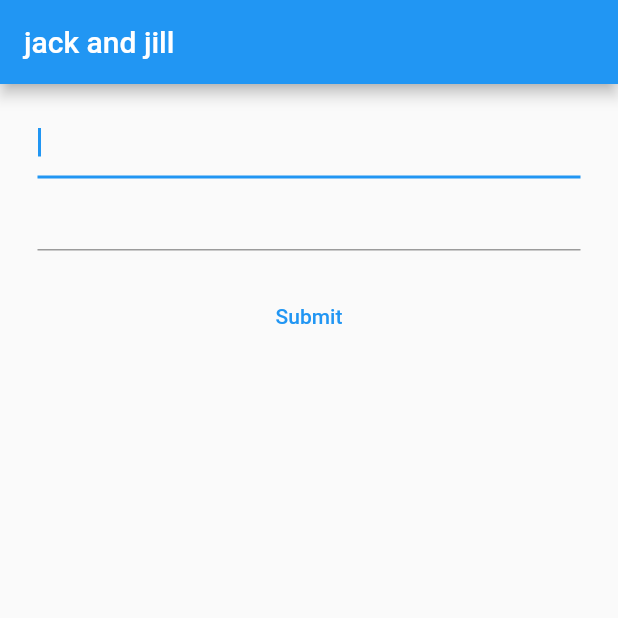
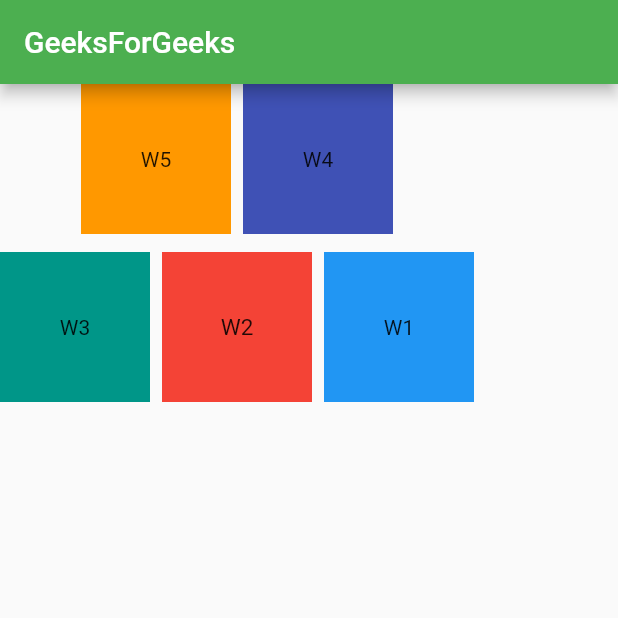
Before and after one commit to Harishnookala/notifications, a Flutter app: the screen it shows after launch, on a phone screen of 412 x 824 dp, the top half of it. Run offline on Flutter 3.47's test engine with Material 2 defaults, Android fonts, the phone set to English and light mode, and no system bars.

Commit message:
wrap and some example

```diff
--- a/lib/home.dart
+++ b/lib/home.dart
@@ -2,7 +2,6 @@ import 'package:flutter/material.dart';
 
 import 'Api/api.dart';
 import 'Model/products.dart';
-import 'main.dart';
 
 class Home extends StatefulWidget {
   const Home({Key? key}) : super(key: key);
@@ -131,10 +130,10 @@ class _HomeState extends State<Home> {
                                                     data.products![index].name);
                                               });
 
-                                              Navigator.push(
+                                           /*   Navigator.push(
                                                 context,
                                                 MaterialPageRoute(builder: (context) =>   MyHomePage()),
-                                              );
+                                              );*/
                                             },
                                             child: Container(
                                                 margin: const EdgeInsets.only(
--- a/lib/main.dart
+++ b/lib/main.dart
@@ -1,109 +1,72 @@
 import 'package:flutter/material.dart';
-import 'package:notifications/notifiers/userdetails.dart';
-import 'package:provider/provider.dart';
-import 'check.dart';
-
 void main() => runApp(const MyApp());
 
 class MyApp extends StatelessWidget {
   const MyApp({super.key});
+
   @override
   Widget build(BuildContext context) {
-    return MultiProvider(
-      providers: [
-        ChangeNotifierProvider(create: (_) => UserDetailsProvider()),
-      ],
-      child: MaterialApp(
+    return  MaterialApp(
+        title: "GFG",
+        theme:  ThemeData(
+            primarySwatch: Colors.green
+        ),
         debugShowCheckedModeBanner: false,
-        home: MyHomePage(),
-      )
+        home: const WrapW()
     );
   }
 }
 
-class MyHomePage extends StatelessWidget {
-  MyHomePage({Key? key, this.title}) : super(key: key);
-  final String? title;
-  bool pressed = false;
+class WrapW extends StatelessWidget {
+  const WrapW({super.key});
+
   @override
   Widget build(BuildContext context) {
-    UserDetailsProvider userDetailsProvider =
-        Provider.of<UserDetailsProvider>(context);
-    final formKey = GlobalKey<FormState>();
-    return MaterialApp(
-      color: Colors.purple,
-      debugShowCheckedModeBanner: false,
-      home: Scaffold(
-        appBar: AppBar(
-          title: const Text("jack and jill"),
+    return Scaffold(
+      appBar:AppBar(
+        title: const Text("GeeksForGeeks"),
       ),
-        body: ListView(
-         shrinkWrap: true,
+      body: Wrap(
+         direction: Axis.horizontal,
+         alignment: WrapAlignment.center,
+           spacing:8.0,
+         runAlignment:WrapAlignment.center,
+          runSpacing: 12.0,
+        crossAxisAlignment: WrapCrossAlignment.center,
+         textDirection: TextDirection.rtl,
+         verticalDirection: VerticalDirection.up,
         children: <Widget>[
           Container(
-                margin: const EdgeInsets.symmetric(vertical: 15, horizontal: 25),
-                child: Form(
-                  key: formKey,
-                  child: Column(
-                    mainAxisAlignment: MainAxisAlignment.center,
-                    crossAxisAlignment: CrossAxisAlignment.center,
-                    children: [
-                      TextFormField(
-                          validator: (name) {
-                            if (name == null || name.isEmpty) {
-                              return 'Please enter name';
-                            }
-                            return null;
-                          },
-                          autofocus: true,
-                          controller: userDetailsProvider.nameController),
-                      TextFormField(
-                        autofocus: true,
-                        validator: (age) {
-                          if (age == null || age.isEmpty) {
-                            return "Please enter age";
-                          }
-                          return null;
-                        },
-                        controller: userDetailsProvider.ageController,
+              color: Colors.blue,
+              width: 100,
+              height: 100,
+              child:const Center(child: Text("W1"))
           ),
-                      const SizedBox(
-                        height: 20,
+          Container(
+              color: Colors.red,
+              width: 100,
+              height: 100,
+              child:const Center(child: Text("W2",style: TextStyle(fontSize: 15),))
           ),
-                      TextButton(
-                          onPressed: () async {
-                            if (formKey.currentState!.validate()) {
-                              int age = int.parse(userDetailsProvider.ageController.text);
-                              String name = userDetailsProvider.nameController.text;
-                              userDetailsProvider.updateName(name);
-                              userDetailsProvider.updateAge(age);
-                              Navigator.push(
-                                context,
-                                MaterialPageRoute(builder: (context) =>  const Check()),
-                              );
-
-                            }
-                          },
-                          child: const Text("Submit")),
+          Container(
+              color: Colors.teal,
+              width: 100,
+              height: 100,
+              child:const Center(child: Text("W3"))
+          ),
+          Container(
+              color: Colors.indigo,
+              width: 100,
+              height: 100,
+              child:const Center(child: Text("W4"))
+          ),
+          Container(
+              color: Colors.orange,
+              width: 100,
+              height: 100,
+              child:const Center(child: Text("W5"))
+          ),
         ],
-                  ),
-                ),
-              ),
-              ListView.builder(
-                  shrinkWrap: true,
-                    itemCount: userDetailsProvider.userName.length,
-                    itemBuilder: (context,index){
-                      return Column(
-                        children: [
-                          Text(userDetailsProvider.userName[index]),
-                          Text(userDetailsProvider.userAge[index].toString()),
-                        ],
-                      );
-
-              }),
-
-          ],
-        ),
       ),
     );
   }
```
Also changed, not shown: lib/Views.dart (+25 -0 lines), lib/check.dart (+10 -6 lines), 1 other file. Lines whose indentation alone changed are shown as unchanged.
